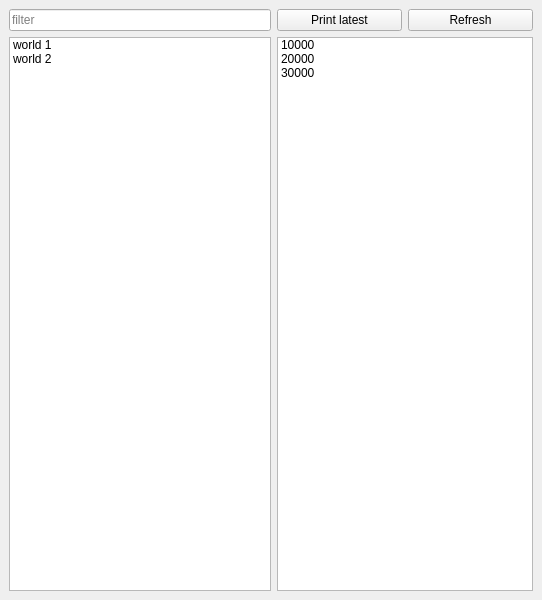
zshimanchik/animals, file animals/ui/loader_window.ui: the form before one commit.
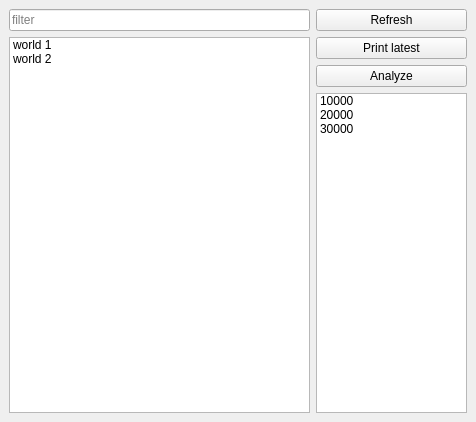
The form after the commit.

Commit message: Analyze animal amount for folder in loader window

Patch:
```diff
--- a/animals/ui/loader_window.ui
+++ b/animals/ui/loader_window.ui
@@ -6,8 +6,8 @@
    <rect>
     <x>0</x>
     <y>0</y>
-    <width>542</width>
-    <height>600</height>
+    <width>476</width>
+    <height>422</height>
    </rect>
   </property>
   <property name="windowTitle">
@@ -17,8 +17,14 @@
    <layout class="QHBoxLayout" name="centralwidget_layout">
     <item>
      <layout class="QGridLayout" name="gridLayout_2">
-      <item row="1" column="0">
+      <item row="1" column="0" rowspan="3" colspan="2">
        <widget class="QListWidget" name="listWidget">
+        <property name="sizePolicy">
+         <sizepolicy hsizetype="Expanding" vsizetype="Expanding">
+          <horstretch>2</horstretch>
+          <verstretch>0</verstretch>
+         </sizepolicy>
+        </property>
         <item>
          <property name="text">
           <string>world 1</string>
@@ -31,29 +37,28 @@
         </item>
        </widget>
       </item>
-      <item row="0" column="1">
-       <widget class="QPushButton" name="pushButton">
+      <item row="2" column="2" colspan="2">
+       <widget class="QPushButton" name="analyze_button">
         <property name="text">
-         <string>Print latest</string>
+         <string>Analyze</string>
         </property>
        </widget>
       </item>
-      <item row="0" column="0">
+      <item row="0" column="0" colspan="2">
        <widget class="QLineEdit" name="lineEdit">
         <property name="placeholderText">
          <string>filter</string>
         </property>
        </widget>
       </item>
-      <item row="0" column="2">
-       <widget class="QPushButton" name="refresh_button">
-        <property name="text">
-         <string>Refresh</string>
-        </property>
-       </widget>
-      </item>
-      <item row="1" column="1" colspan="2">
+      <item row="3" column="2" colspan="2">
        <widget class="QListWidget" name="listWidget2">
+        <property name="sizePolicy">
+         <sizepolicy hsizetype="Expanding" vsizetype="Expanding">
+          <horstretch>1</horstretch>
+          <verstretch>0</verstretch>
+         </sizepolicy>
+        </property>
         <item>
          <property name="text">
           <string>10000</string>
@@ -71,6 +76,20 @@
         </item>
        </widget>
       </item>
+      <item row="1" column="2" colspan="2">
+       <widget class="QPushButton" name="print_latest_button">
+        <property name="text">
+         <string>Print latest</string>
+        </property>
+       </widget>
+      </item>
+      <item row="0" column="2" colspan="2">
+       <widget class="QPushButton" name="refresh_button">
+        <property name="text">
+         <string>Refresh</string>
+        </property>
+       </widget>
+      </item>
      </layout>
     </item>
    </layout>
```
The commit also changes 2 other files.
